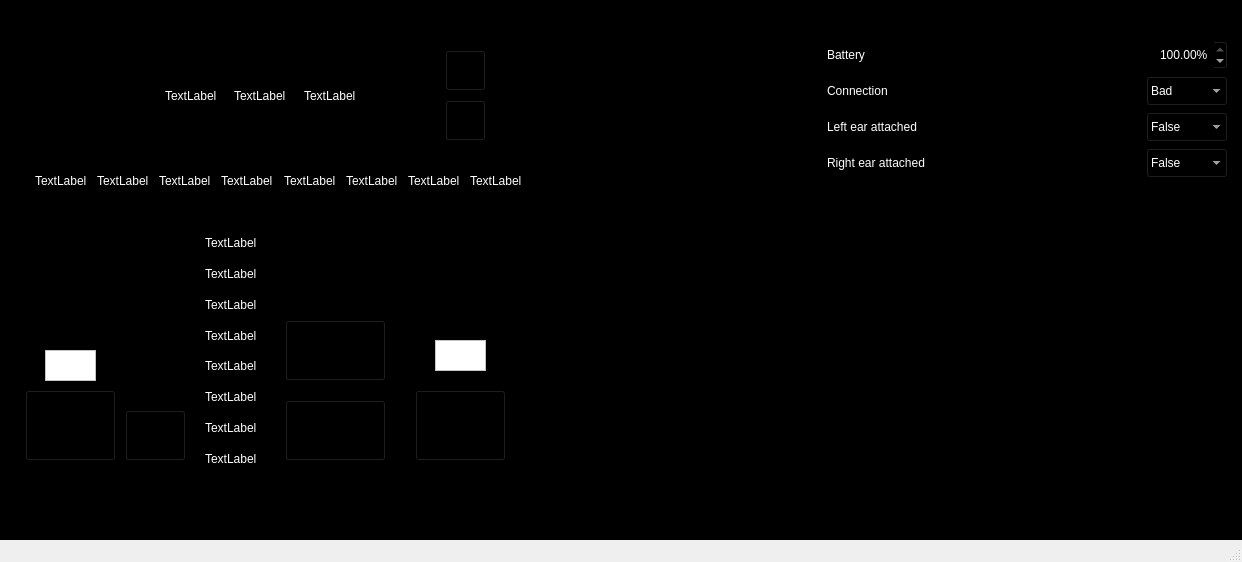
NebulaCo/ECSS, file mainwindow.ui: the form before one commit.
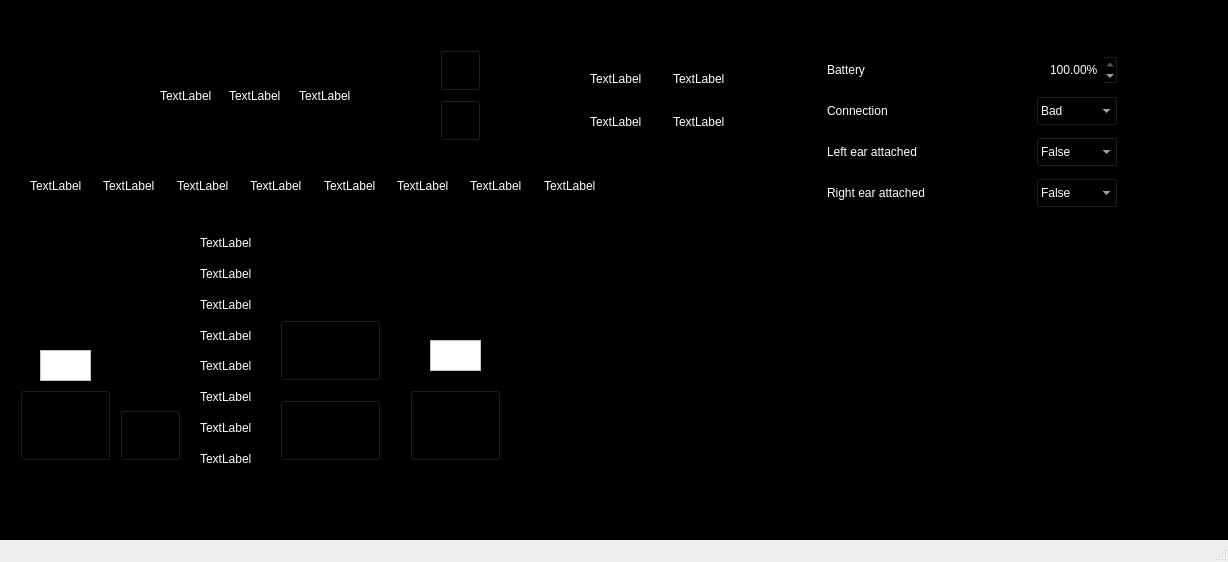
The form after the commit. Icons and pictures are not drawn.

The edit to the form file:
```diff
--- a/mainwindow.ui
+++ b/mainwindow.ui
@@ -6,7 +6,7 @@
    <rect>
     <x>0</x>
     <y>0</y>
-    <width>1242</width>
+    <width>1228</width>
     <height>562</height>
    </rect>
   </property>
@@ -158,8 +158,8 @@
         <rect>
          <x>20</x>
          <y>140</y>
-         <width>491</width>
-         <height>41</height>
+         <width>581</width>
+         <height>51</height>
         </rect>
        </property>
        <layout class="QHBoxLayout" name="horizontalLayout_2">
@@ -449,6 +449,62 @@
         </size>
        </property>
       </widget>
+      <widget class="QLabel" name="label">
+       <property name="geometry">
+        <rect>
+         <x>300</x>
+         <y>250</y>
+         <width>41</width>
+         <height>41</height>
+        </rect>
+       </property>
+       <property name="text">
+        <string/>
+       </property>
+       <property name="pixmap">
+        <pixmap resource="MyResources.qrc">:/images/symbols/staticgraphics/INT.png</pixmap>
+       </property>
+      </widget>
+      <widget class="QWidget" name="gridLayoutWidget_2">
+       <property name="geometry">
+        <rect>
+         <x>580</x>
+         <y>40</y>
+         <width>160</width>
+         <height>80</height>
+        </rect>
+       </property>
+       <layout class="QGridLayout" name="gridLayout_2">
+        <item row="0" column="1">
+         <widget class="QLabel" name="duty_CES_label">
+          <property name="text">
+           <string>TextLabel</string>
+          </property>
+         </widget>
+        </item>
+        <item row="0" column="0">
+         <widget class="QLabel" name="short_CES_label">
+          <property name="text">
+           <string>TextLabel</string>
+          </property>
+         </widget>
+        </item>
+        <item row="1" column="0">
+         <widget class="QLabel" name="left_CES_label">
+          <property name="text">
+           <string>TextLabel</string>
+          </property>
+         </widget>
+        </item>
+        <item row="1" column="1">
+         <widget class="QLabel" name="right_CES_label">
+          <property name="text">
+           <string>TextLabel</string>
+          </property>
+         </widget>
+        </item>
+       </layout>
+      </widget>
      </widget>
     </item>
     <item>
@@ -461,7 +517,7 @@
       </property>
       <property name="minimumSize">
        <size>
-        <width>400</width>
+        <width>300</width>
         <height>500</height>
        </size>
       </property>
@@ -480,10 +536,10 @@
       <widget class="QWidget" name="gridLayoutWidget">
        <property name="geometry">
         <rect>
-         <x>0</x>
-         <y>20</y>
-         <width>401</width>
-         <height>141</height>
+         <x>10</x>
+         <y>30</y>
+         <width>291</width>
+         <height>163</height>
         </rect>
        </property>
        <layout class="QGridLayout" name="gridLayout">
```
Left out of the diff: 132 changed lines with no effect on the pictures. Lines whose indentation alone changed are shown as unchanged.
